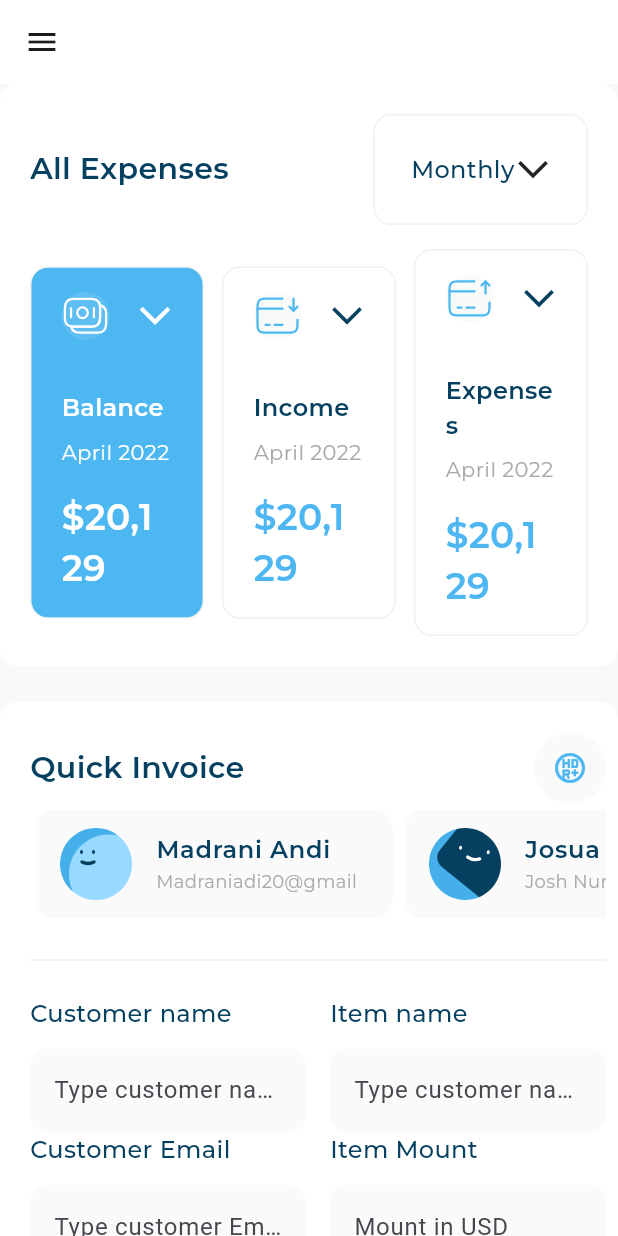
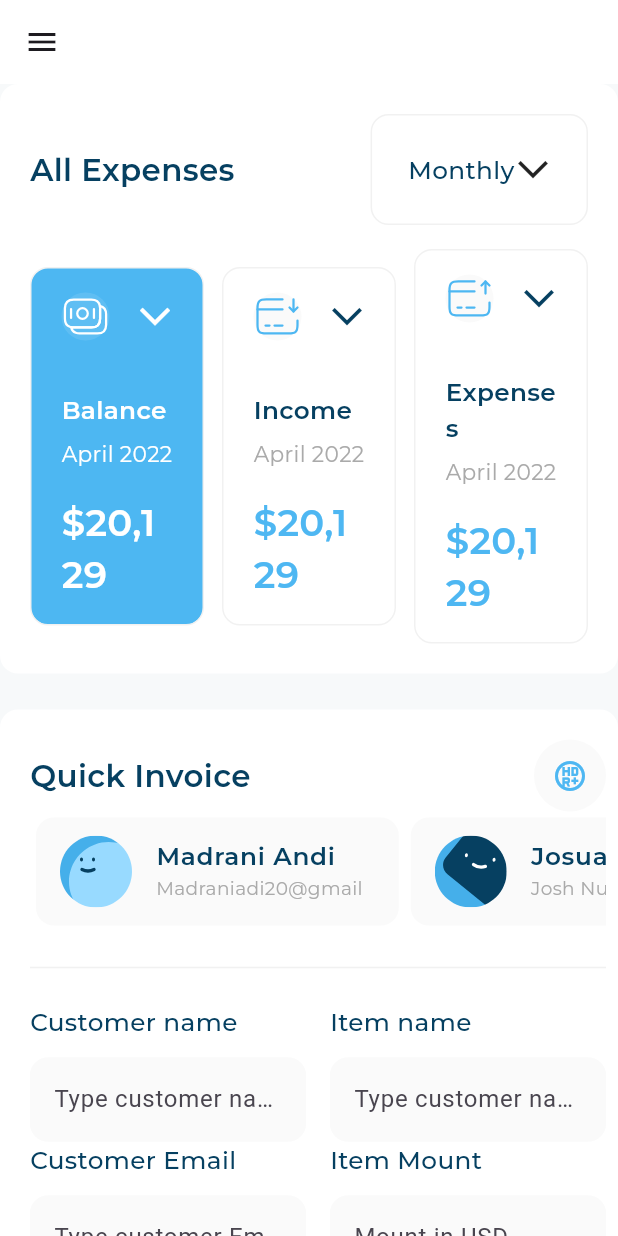
Before and after one commit to Mohamedgamaal16/responsiveDashboard, a Flutter app: the screen it shows after launch, after a tap on "Balance", on a phone screen of 412 x 824 dp. Run offline on Flutter 3.47's test engine with Material 3 defaults, Android fonts, the phone set to English and light mode, and no system bars; our stand-ins replace expandable_page_view, fl_chart, flutter_svg; project files that could hold a hidden picture were left out.

Commit message:
responsive font size done

```diff
--- a/lib/Features/home/Presention/views/income_section_item.dart
+++ b/lib/Features/home/Presention/views/income_section_item.dart
@@ -26,11 +26,15 @@ class IncomeSectionItem extends StatelessWidget {
   Widget? adaptiveTrailingText(BuildContext context) {
     if (MediaQuery.of(context).size.width > 400 &&
         MediaQuery.of(context).size.width < 500) {
-        return null;
+      return null;
+    } else if (MediaQuery.of(context).size.width > 783 &&
+        MediaQuery.of(context).size.width < 1200) {
+      return Text(
+        incomeSectionItemModel.ratio,
+        style: AppStyles.styleMedium16(context),
+      );
     } else if (MediaQuery.of(context).size.width > 1199 &&
         MediaQuery.of(context).size.width < 1375) {
-
-
       return Text(
         incomeSectionItemModel.ratio,
         style: AppStyles.styleMedium16(context),
--- a/lib/core/utils/styles.dart
+++ b/lib/core/utils/styles.dart
@@ -2,92 +2,122 @@ import 'package:flutter/material.dart';
 
 abstract class AppStyles {
   static TextStyle styleRegular16(context) {
-    return const TextStyle(
-      color: Color(0xFF064060),
-      fontSize: 16,
+    return TextStyle(
+      color: const Color(0xFF064060),
+      fontSize: getResponsiveFontSize(context, fontSize: 16),
       fontFamily: 'Montserrat',
       fontWeight: FontWeight.w400,
     );
   }
 
   static TextStyle styleBold16(BuildContext context) {
-    return const TextStyle(
-      color: Color(0xFF4EB7F2),
-      fontSize:16,
+    return TextStyle(
+      color: const Color(0xFF4EB7F2),
+      fontSize: getResponsiveFontSize(context, fontSize: 16),
       fontFamily: 'Montserrat',
       fontWeight: FontWeight.w700,
     );
   }
 
   static TextStyle styleMedium16(BuildContext context) {
-    return const TextStyle(
-      color: Color(0xFF064061),
-      fontSize: 16,
+    return TextStyle(
+      color: const Color(0xFF064061),
+      fontSize: getResponsiveFontSize(context, fontSize: 16),
       fontFamily: 'Montserrat',
       fontWeight: FontWeight.w500,
     );
   }
 
   static TextStyle styleMedium20(BuildContext context) {
-    return const TextStyle(
-      color: Color(0xFFFFFFFF),
-      fontSize: 20,
+    return TextStyle(
+      color: const Color(0xFFFFFFFF),
+      fontSize: getResponsiveFontSize(context, fontSize: 20),
       fontFamily: 'Montserrat',
       fontWeight: FontWeight.w500,
     );
   }
 
   static TextStyle styleSemiBold16(BuildContext context) {
-    return const TextStyle(
-      color: Color(0xFF064061),
-      fontSize: 16,
+    return TextStyle(
+      color: const Color(0xFF064061),
+      fontSize: getResponsiveFontSize(context, fontSize: 16),
       fontFamily: 'Montserrat',
       fontWeight: FontWeight.w600,
     );
   }
 
   static TextStyle styleSemiBold20(BuildContext context) {
-    return const TextStyle(
-      color: Color(0xFF064061),
-      fontSize: 20,
+    return TextStyle(
+      color: const Color(0xFF064061),
+      fontSize: getResponsiveFontSize(context, fontSize: 20),
       fontFamily: 'Montserrat',
       fontWeight: FontWeight.w600,
     );
   }
 
   static TextStyle styleRegular12(BuildContext context) {
-    return const TextStyle(
-      color: Color(0xFFAAAAAA),
-      fontSize: 12,
+    return TextStyle(
+      color: const Color(0xFFAAAAAA),
+      fontSize: getResponsiveFontSize(context, fontSize: 12),
       fontFamily: 'Montserrat',
       fontWeight: FontWeight.w400,
     );
   }
 
   static TextStyle styleSemiBold24(BuildContext context) {
-    return const TextStyle(
-      color: Color(0xFF4EB7F2),
-      fontSize: 24,
+    return TextStyle(
+      color: const Color(0xFF4EB7F2),
+      fontSize: getResponsiveFontSize(context, fontSize: 24),
       fontFamily: 'Montserrat',
       fontWeight: FontWeight.w600,
     );
   }
 
   static TextStyle styleRegular14(BuildContext context) {
-    return const TextStyle(
-      color: Color(0xFFAAAAAA),
-      fontSize: 14,
+    return TextStyle(
+      color: const Color(0xFFAAAAAA),
+      fontSize: getResponsiveFontSize(context, fontSize: 14),
       fontFamily: 'Montserrat',
       fontWeight: FontWeight.w400,
     );
   }
 
   static TextStyle styleSemiBold18(BuildContext context) {
-    return const TextStyle(
-      color: Color(0xFFFFFFFF),
-      fontSize: 18,
+    return TextStyle(
+      color: const Color(0xFFFFFFFF),
+      fontSize: getResponsiveFontSize(context, fontSize: 18),
       fontFamily: 'Montserrat',
       fontWeight: FontWeight.w600,
     );
   }
 }
+
+// sacleFactor
+// responsive font size
+// (min , max) fontsize
+double getResponsiveFontSize(context, {required double fontSize}) {
+  double scaleFactor = getScaleFactor(context);
+  double responsiveFontSize = fontSize * scaleFactor;
+
+  double lowerLimit = fontSize * .8;
+  double upperLimit = fontSize * 1.2;
+
+  return responsiveFontSize.clamp(lowerLimit, upperLimit);
+}
+
+double getScaleFactor(context) {
+  // في حالة التابلت و الموبايل بس شعان مش بنترجر الويدس ع طول
+  // var dispatcher = PlatformDispatcher.instance;
+  // var physicalWidth = dispatcher.views.first.physicalSize.width;
+  // var devicePixelRatio = dispatcher.views.first.devicePixelRatio;
+  // double width = physicalWidth / devicePixelRatio;
+
+  double width = MediaQuery.sizeOf(context).width;
+  if (width < 600) {
+    return width / 400;
+  } else if (width < 1200) {
+    return width / 750;
+  } else {
+    return width / 1920;
+  }
+}
```
